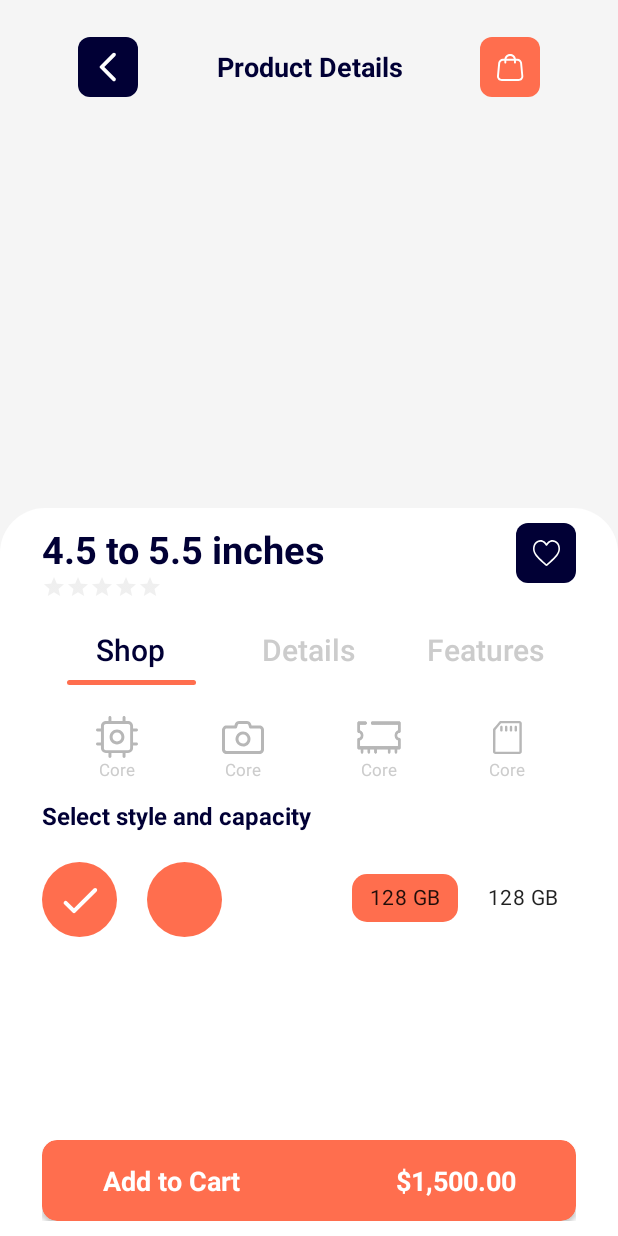
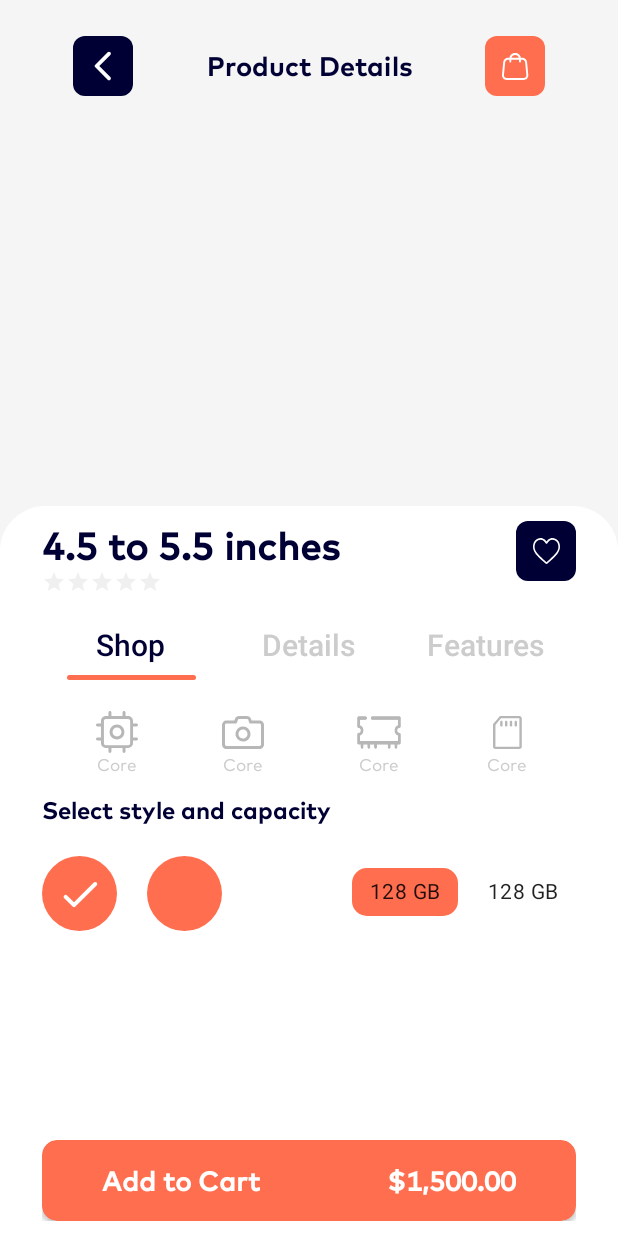
Before and after one commit to VadimTataru/effective-shop, an Android app: the ProductDetailsFragment screen opened through its navigation route, on a phone screen of 412 x 824 dp. Run offline under Robolectric (Android 15) with nearby library versions, the light colour scheme and no system bars; our stand-ins replace Dagger/Hilt's generated code; network calls fail; pictures from the network do not load; 2 statements that could not run were skipped.

Commit message:
refactor: add font to details screen

```diff
--- a/feature-details-screen/src/main/res/layout/chip_item.xml
+++ b/feature-details-screen/src/main/res/layout/chip_item.xml
@@ -3,6 +3,7 @@
     android:layout_width="wrap_content"
     android:layout_height="wrap_content"
     android:checked="true"
+    android:fontFamily="@font/mark_pro_regular"
     android:text="128 GB"
     app:chipCornerRadius="10dp"
     xmlns:android="http://schemas.android.com/apk/res/android"
--- a/feature-details-screen/src/main/res/layout/fragment_details_shop.xml
+++ b/feature-details-screen/src/main/res/layout/fragment_details_shop.xml
@@ -22,6 +22,7 @@
         android:id="@+id/tv_core"
         android:layout_width="wrap_content"
         android:layout_height="wrap_content"
+        android:fontFamily="@font/mark_pro_regular"
         android:text="Core"
         app:layout_constraintEnd_toEndOf="@+id/imageView2"
         app:layout_constraintStart_toStartOf="@+id/imageView2"
@@ -44,6 +45,7 @@
         android:layout_width="wrap_content"
         android:layout_height="wrap_content"
         android:text="Core"
+        android:fontFamily="@font/mark_pro_regular"
         app:layout_constraintEnd_toEndOf="@+id/imageView3"
         app:layout_constraintStart_toStartOf="@+id/imageView3"
         app:layout_constraintTop_toTopOf="@+id/tv_core" />
@@ -65,6 +67,7 @@
         android:layout_width="wrap_content"
         android:layout_height="wrap_content"
         android:text="Core"
+        android:fontFamily="@font/mark_pro_regular"
         app:layout_constraintEnd_toEndOf="@+id/imageView4"
         app:layout_constraintStart_toStartOf="@+id/imageView4"
         app:layout_constraintTop_toTopOf="@+id/tv_camera" />
@@ -86,6 +89,7 @@
         android:layout_width="wrap_content"
         android:layout_height="wrap_content"
         android:text="Core"
+        android:fontFamily="@font/mark_pro_regular"
         app:layout_constraintEnd_toEndOf="@+id/imageView5"
         app:layout_constraintStart_toStartOf="@+id/imageView5"
         app:layout_constraintTop_toTopOf="@+id/tv_ssd" />
@@ -97,8 +101,8 @@
         android:layout_marginTop="12dp"
         android:text="@string/select_color_and_capacity"
         android:textColor="@color/dark_blue"
+        android:fontFamily="@font/mark_pro_heavy"
         android:textSize="16sp"
-        android:textStyle="bold"
         app:layout_constraintStart_toStartOf="parent"
         app:layout_constraintTop_toBottomOf="@+id/tv_core" />
 
@@ -171,6 +175,7 @@
             android:layout_height="match_parent"
             android:layout_marginStart="40dp"
             android:gravity="center"
+            android:fontFamily="@font/mark_pro_bold"
             android:text="Add to Cart" />
 
         <TextView
@@ -180,6 +185,7 @@
             android:layout_gravity="end"
             android:layout_marginEnd="40dp"
             android:gravity="center"
+            android:fontFamily="@font/mark_pro_bold"
             android:text="$1,500.00" />
 
     </androidx.cardview.widget.CardView>
--- a/feature-details-screen/src/main/res/layout/fragment_product_details.xml
+++ b/feature-details-screen/src/main/res/layout/fragment_product_details.xml
@@ -15,6 +15,7 @@
         android:layout_marginTop="32dp"
         android:gravity="center"
         android:text="@string/details"
+        android:fontFamily="@font/mark_pro_heavy"
         app:layout_constraintEnd_toEndOf="parent"
         app:layout_constraintStart_toStartOf="parent"
         app:layout_constraintTop_toTopOf="parent" />
--- a/feature-details-screen/src/main/res/layout/product_details_view.xml
+++ b/feature-details-screen/src/main/res/layout/product_details_view.xml
@@ -21,6 +21,7 @@
     <TextView
         android:id="@+id/tv_title"
         style="@style/TitleText"
+        android:fontFamily="@font/mark_pro_bold"
         android:layout_width="wrap_content"
         android:layout_height="wrap_content"
         android:text="@string/mock_size_string"
@@ -69,16 +70,4 @@
         app:layout_constraintTop_toBottomOf="@+id/tabLayout"
         tools:layout_editor_absoluteX="28dp" />
 
-    <!--<Button
-        android:id="@+id/button"
-        android:layout_width="wrap_content"
-        android:layout_height="wrap_content"
-        android:backgroundTint="@color/orange"
-        android:text="Add to cart"
-        android:textColor="@color/white"
-        app:layout_constraintBottom_toBottomOf="parent"
-        app:layout_constraintEnd_toEndOf="parent"
-        app:layout_constraintStart_toStartOf="parent"
-        app:layout_constraintTop_toBottomOf="@+id/linearLayout" />-->
-
 </androidx.constraintlayout.widget.ConstraintLayout>
```
